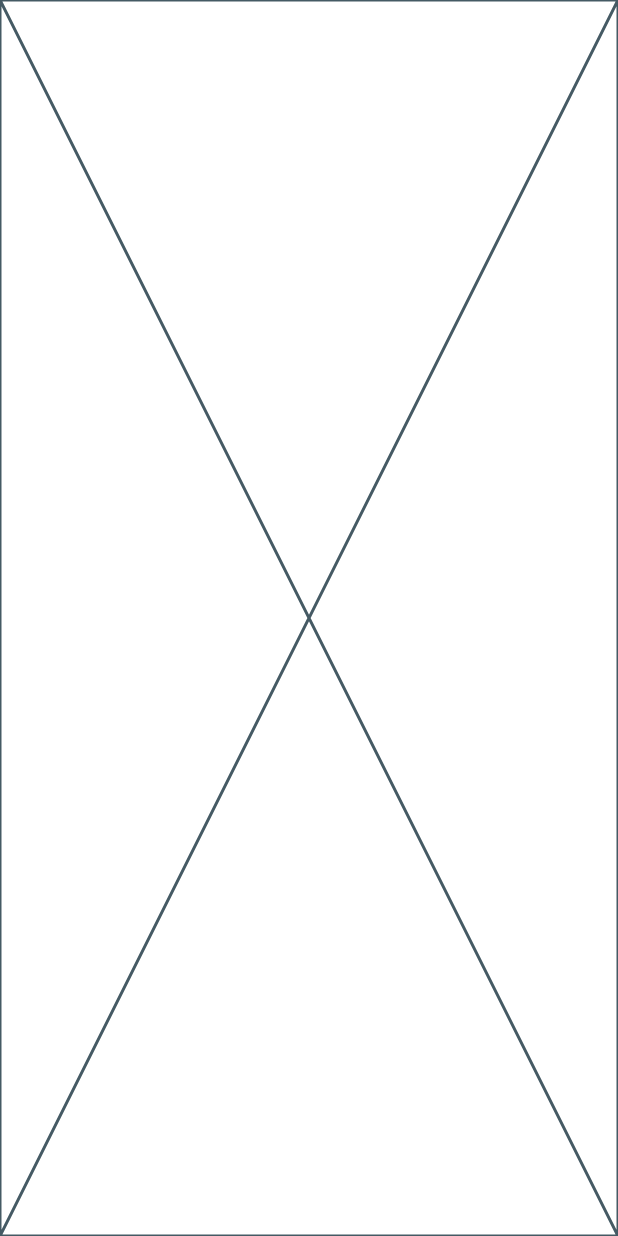
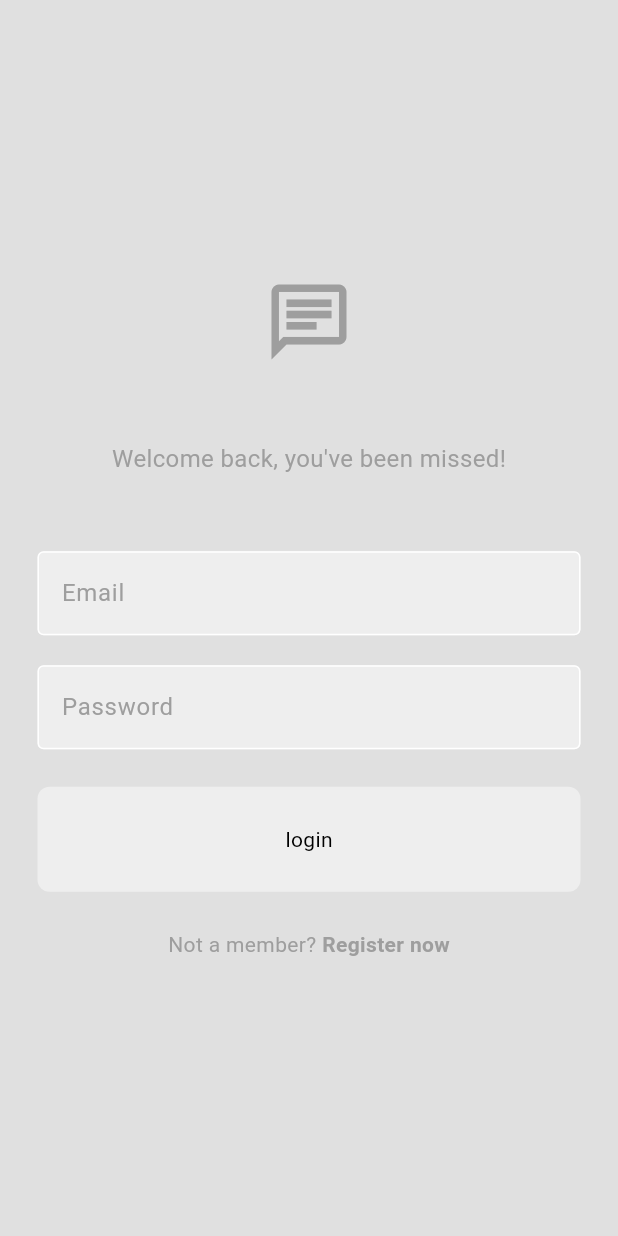
Before and after one commit to mohamedimghri/ChatApp, a Flutter app: the screen it shows after launch, on a phone screen of 412 x 824 dp. Run offline on Flutter 3.47's test engine with Material 3 defaults, Android fonts, the phone set to English and light mode, and no system bars.

Commit message:
update loginpage

```diff
--- a/lib/pages/login_page.dart
+++ b/lib/pages/login_page.dart
@@ -1,10 +1,84 @@
+import 'package:chatapp/components/my_button.dart';
+import 'package:chatapp/components/my_textfield.dart';
+import 'package:chatapp/pages/register_page.dart';
 import 'package:flutter/material.dart';
 
 class LoginPage extends StatelessWidget {
-  const LoginPage({super.key});
+  final TextEditingController _emailController = TextEditingController();
+  final TextEditingController _passwordController = TextEditingController();
+
+    LoginPage({super.key});
+    void login(){
+
+    }
 
   @override
   Widget build(BuildContext context) {
-    return const Placeholder();
+    return Scaffold(
+      backgroundColor: Theme.of(context).colorScheme.background,
+      body: Center(
+        child: Column(
+          mainAxisAlignment: MainAxisAlignment.center,
+          children: [
+            //logo
+            Icon(
+              Icons.chat_outlined,
+              size: 60,
+              color: Theme.of(context).colorScheme.primary,
+            ),
+
+            SizedBox(
+              height: 50,
+            ),
+            //mesage
+            Text(
+              "Welcome back, you've been missed!",
+              style: TextStyle(
+                  color: Theme.of(context).colorScheme.primary, fontSize: 16),
+            ),
+            SizedBox(
+              height: 50,
+            ),
+            //input
+            MyTextfield(
+              hintText: "Email",
+              obscurText: false,
+              controllerText: _emailController,
+            ),
+            SizedBox(
+              height: 20,
+            ),
+            MyTextfield(
+              hintText: "Password",
+              obscurText: true,
+              controllerText: _passwordController,
+            ),
+            SizedBox(height: 25,),
+            //button login
+            MyButton(text: "login", onTap: login),
+            SizedBox(height: 25,),
+            //register now
+            Row(
+              mainAxisAlignment: MainAxisAlignment.center,
+              children: [
+                Text("Not a member? ",
+                style: TextStyle(color: Theme.of(context).colorScheme.primary),),
+                GestureDetector(
+                  onTap: () => Navigator.push(context,MaterialPageRoute(builder: (context)=>RegisterPage())),
+                  child: Text(
+                    "Register now",
+                    style: TextStyle(
+                      fontWeight: FontWeight.bold,
+                      color: Theme.of(context).colorScheme.primary
+                    ),
+                  ),
+                ),
+              ],
+            )
+
+          ],
+        ),
+      ),
+    );
   }
 }
```
